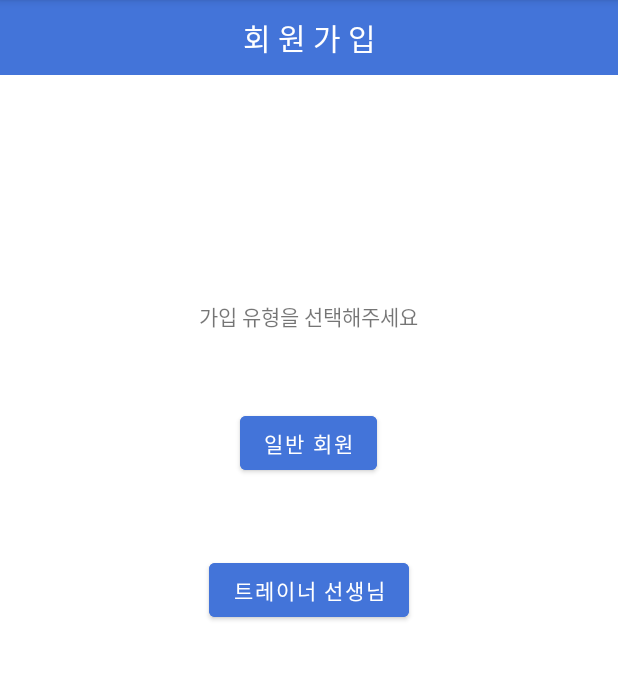
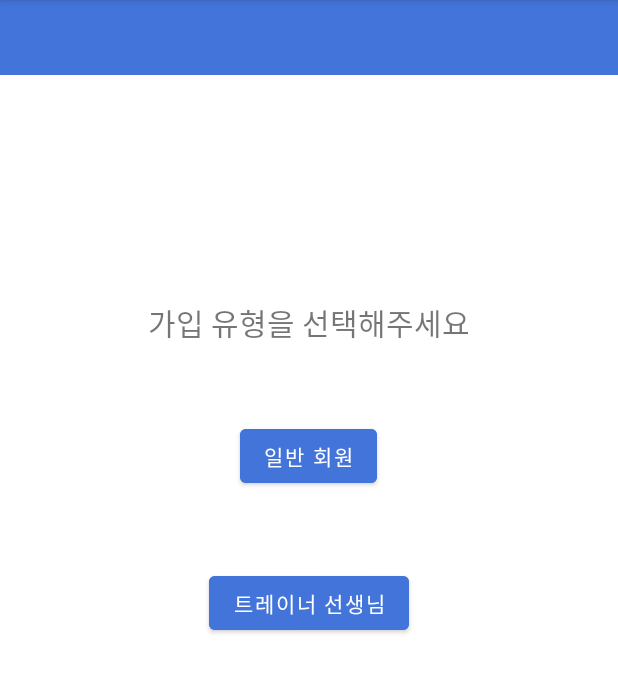
Before and after one commit to Lyne121/WITHME, an Android app: the JoinTypeActivity screen opened directly, with no data from a screen before it, on a phone screen of 412 x 824 dp, the part 84-777 px from its top. Run offline under Robolectric (Android 15) with nearby library versions, the phone set to English and light mode, and no system bars.

Commit message:
#6 join 3단계 UI 다듬기

```diff
--- a/app/src/main/res/layout/activity_join_finish.xml
+++ b/app/src/main/res/layout/activity_join_finish.xml
@@ -12,10 +12,7 @@
         android:layout_width="match_parent"
         android:layout_height="50dp"
         android:gravity="center"
-        android:background="#4374D9"
-        android:textColor="#FFFFFF"
-        android:textSize="20sp"
-        android:text="회 원 가 입" />
+        android:background="#4374D9" />
 
     <LinearLayout
         android:layout_width="match_parent"
--- a/app/src/main/res/layout/activity_join_type.xml
+++ b/app/src/main/res/layout/activity_join_type.xml
@@ -9,18 +9,15 @@
     android:gravity="center_horizontal">
 
 
-<!--    상단바 : 회원가입 하기-->
     <TextView
         android:layout_width="match_parent"
         android:layout_height="50dp"
         android:gravity="center"
-        android:background="#4374D9"
-        android:textColor="#FFFFFF"
-        android:textSize="20sp"
-        android:text="회 원 가 입" />
+        android:background="#4374D9" />
 
-<!--    트레이너예요 버튼. 이미지 버튼으로 교체 예정-->
-<!--    join_trainer(예정)으로 이동-->
+<!--    3단계를 나타내는 이미지 추가 예정 -->
+
+
     <LinearLayout
         android:layout_width="match_parent"
         android:layout_height="0dp"
@@ -32,6 +29,7 @@
             android:layout_width="wrap_content"
             android:layout_height="wrap_content"
             android:layout_marginTop="150dp"
+            android:textSize="20sp"
             android:text="가입 유형을 선택해주세요" />
 
         <Button
@@ -50,6 +48,7 @@
             android:layout_marginTop="50dp"
             android:backgroundTint="#4374D9"
             android:text="트레이너 선생님" />
+
     </LinearLayout>
 
 
```
